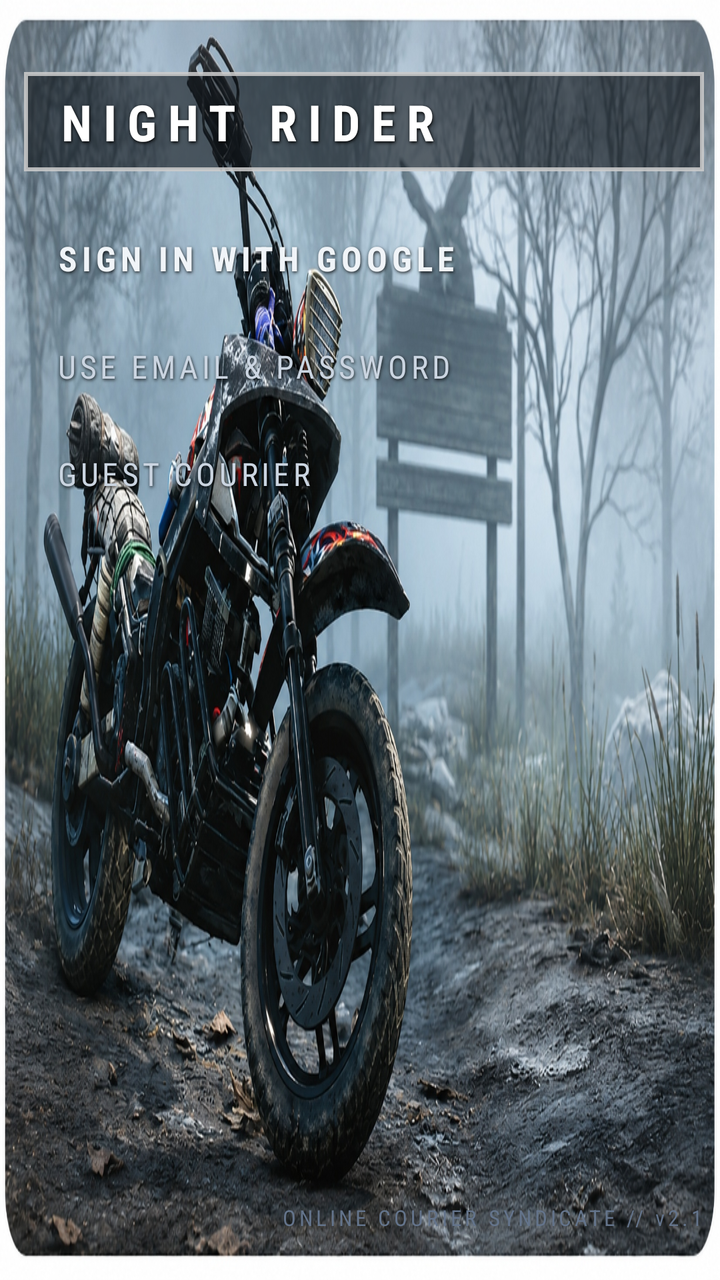
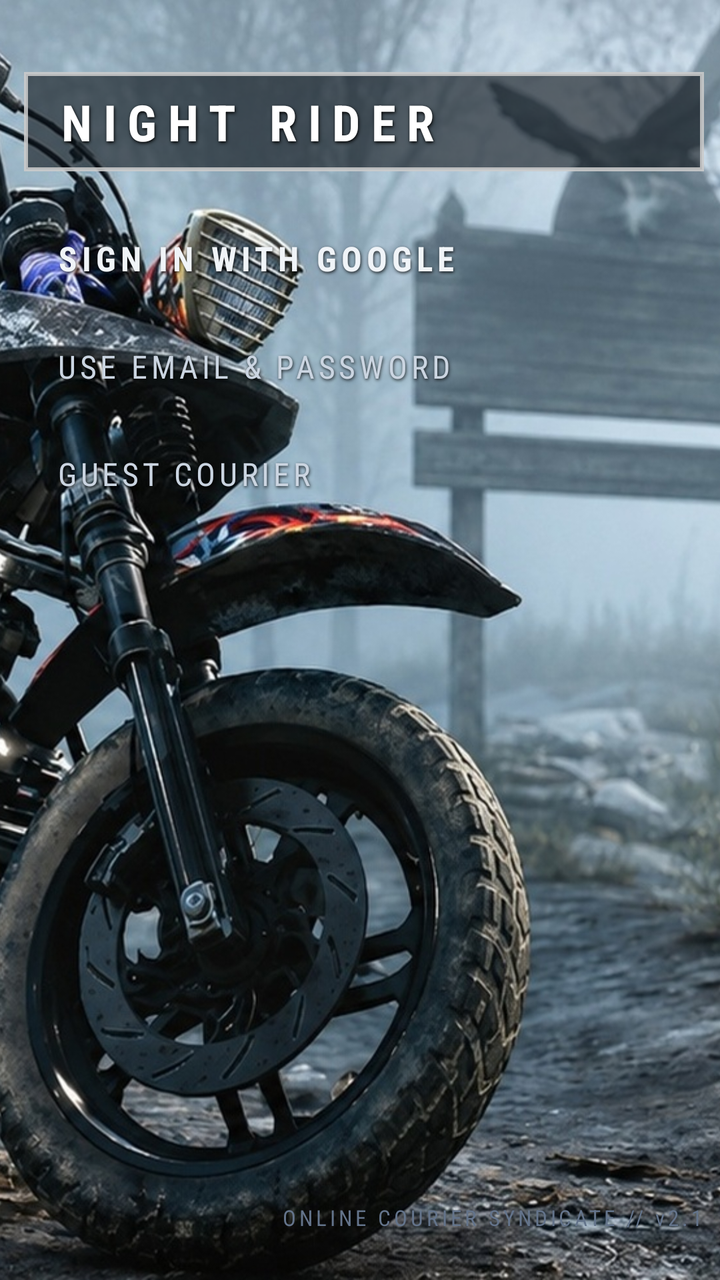

An Android layout rendered at two revisions. The XML below is the earlier revision; the diff shows what the commit changed to produce the second picture.
<!-- AndroidManifest.xml: application theme Theme.NightRider.FullScreen -->
<!-- res/layout/activity_auth.xml -->
<?xml version="1.0" encoding="utf-8"?>
<androidx.constraintlayout.widget.ConstraintLayout
    xmlns:android="http://schemas.android.com/apk/res/android"
    xmlns:app="http://schemas.android.com/apk/res-auto"
    android:layout_width="match_parent"
    android:layout_height="match_parent"
    android:background="#05080C"
    android:fitsSystemWindows="false">

    
    <ImageView
        android:id="@+id/iv_background"
        android:layout_width="match_parent"
        android:layout_height="match_parent"
        android:src="@drawable/bg_foggy_forest"
        android:scaleType="fitXY"
        android:fitsSystemWindows="false"
        android:contentDescription="Foggy Forest Motorcycle" />

    
    
    <LinearLayout
        android:id="@+id/layout_right_content"
        android:layout_width="440dp"
        android:layout_height="wrap_content"
        android:orientation="vertical"
        android:gravity="start"
        android:background="@null"
        android:padding="0dp"
        android:visibility="gone"
        android:layout_marginStart="32dp"
        app:layout_constraintTop_toTopOf="parent"
        app:layout_constraintBottom_toBottomOf="parent"
        app:layout_constraintStart_toStartOf="parent">

        <TextView
            android:id="@+id/tv_right_hint"
            android:layout_width="match_parent"
            android:layout_height="wrap_content"
            android:text="Enter call-sign for new registration, email and password"
            android:textColor="#CBD5E1"
            android:textSize="13sp"
            android:fontFamily="sans-serif-condensed"
            android:gravity="start"
            android:shadowColor="#CC000000"
            android:shadowDx="1"
            android:shadowDy="2"
            android:shadowRadius="4" />

        
        <EditText
            android:id="@+id/et_name"
            android:layout_width="match_parent"
            android:layout_height="44dp"
            android:hint="Courier Name / Call-Sign (Required for Register)"
            android:textColorHint="#94A3B8"
            android:textColor="#FFFFFF"
            android:textSize="14sp"
            android:inputType="textPersonName|textCapWords"
            android:background="#33000000"
            android:paddingHorizontal="14dp"
            android:layout_marginTop="16dp" />

        
        <EditText
            android:id="@+id/et_email"
            android:layout_width="match_parent"
            android:layout_height="44dp"
            android:hint="Email Address"
            android:textColorHint="#94A3B8"
            android:textColor="#FFFFFF"
            android:textSize="14sp"
            android:inputType="textEmailAddress"
            android:background="#33000000"
            android:paddingHorizontal="14dp"
            android:layout_marginTop="10dp" />

        
        <EditText
            android:id="@+id/et_password"
            android:layout_width="match_parent"
            android:layout_height="44dp"
            android:hint="Password (min 6 characters)"
            android:textColorHint="#94A3B8"
            android:textColor="#FFFFFF"
            android:textSize="14sp"
            android:inputType="textPassword"
            android:background="#33000000"
            android:paddingHorizontal="14dp"
            android:layout_marginTop="10dp" />

        
        <LinearLayout
            android:layout_width="match_parent"
            android:layout_height="wrap_content"
            android:orientation="horizontal"
            android:layout_marginTop="18dp">

            <TextView
                android:id="@+id/btn_email_sign_in"
                android:layout_width="0dp"
                android:layout_height="44dp"
                android:layout_weight="1"
                android:text="SIGN IN"
                android:textColor="#FFFFFF"
                android:textSize="14sp"
                android:textStyle="bold"
                android:fontFamily="sans-serif-condensed"
                android:letterSpacing="0.12"
                android:gravity="center"
                android:background="@drawable/bg_days_gone_item"
                android:layout_marginEnd="6dp" />

            <TextView
                android:id="@+id/btn_email_sign_up"
                android:layout_width="0dp"
                android:layout_height="44dp"
                android:layout_weight="1"
                android:text="REGISTER"
                android:textColor="#FFFFFF"
                android:textSize="14sp"
                android:textStyle="bold"
                android:fontFamily="sans-serif-condensed"
                android:letterSpacing="0.12"
                android:gravity="center"
                android:background="@drawable/bg_days_gone_item"
                android:layout_marginStart="6dp" />
        </LinearLayout>

        <LinearLayout
            android:layout_width="match_parent"
            android:layout_height="wrap_content"
            android:orientation="horizontal"
            android:gravity="center_vertical"
            android:layout_marginTop="12dp">

            <TextView
                android:id="@+id/btn_forgot_password"
                android:layout_width="wrap_content"
                android:layout_height="wrap_content"
                android:text="FORGOT PASSWORD?"
                android:textColor="#38BDF8"
                android:textSize="12.5sp"
                android:textStyle="bold"
                android:fontFamily="sans-serif-condensed"
                android:letterSpacing="0.12"
                android:paddingVertical="6dp" />

            <View
                android:layout_width="0dp"
                android:layout_height="1dp"
                android:layout_weight="1" />

            <TextView
                android:id="@+id/btn_content_close"
                android:layout_width="wrap_content"
                android:layout_height="wrap_content"
                android:text="CLOSE  [X]"
                android:textColor="#94A3B8"
                android:textSize="13sp"
                android:fontFamily="sans-serif-condensed"
                android:letterSpacing="0.14"
                android:paddingVertical="6dp" />
        </LinearLayout>

    </LinearLayout>

    
    
    <LinearLayout
        android:id="@+id/layout_right_nav"
        android:layout_width="340dp"
        android:layout_height="wrap_content"
        android:orientation="vertical"
        android:gravity="start"
        android:layout_marginEnd="8dp"
        android:layout_marginTop="36dp"
        app:layout_constraintTop_toTopOf="parent"
        app:layout_constraintEnd_toEndOf="parent">

        
        <LinearLayout
            android:id="@+id/layout_title_box"
            android:layout_width="match_parent"
            android:layout_height="wrap_content"
            android:orientation="horizontal"
            android:gravity="start|center_vertical"
            android:background="@drawable/bg_days_gone_box"
            android:paddingHorizontal="16dp"
            android:paddingVertical="8dp">

            <TextView
                android:id="@+id/tv_title_main"
                android:layout_width="wrap_content"
                android:layout_height="wrap_content"
                android:text="NIGHT RIDER"
                android:textColor="#FFFFFF"
                android:textSize="25sp"
                android:textStyle="bold"
                android:fontFamily="sans-serif-condensed"
                android:letterSpacing="0.22"
                android:gravity="start"
                android:shadowColor="#000000"
                android:shadowDx="1"
                android:shadowDy="2"
                android:shadowRadius="4" />

        </LinearLayout>

        
        <LinearLayout
            android:id="@+id/layout_menu_buttons"
            android:layout_width="match_parent"
            android:layout_height="wrap_content"
            android:orientation="vertical"
            android:gravity="start"
            android:layout_marginTop="20dp">

            
            <TextView
                android:id="@+id/btn_google_sign_in"
                android:layout_width="match_parent"
                android:layout_height="wrap_content"
                android:text="SIGN IN WITH GOOGLE"
                android:textColor="#F0F4F8"
                android:textSize="17sp"
                android:textStyle="bold"
                android:fontFamily="sans-serif-condensed"
                android:letterSpacing="0.14"
                android:gravity="start|center_vertical"
                android:paddingVertical="12dp"
                android:paddingHorizontal="16dp"
                android:background="@drawable/bg_days_gone_item"
                android:shadowColor="#CC000000"
                android:shadowDx="1"
                android:shadowDy="2"
                android:shadowRadius="4" />

            
            <TextView
                android:id="@+id/btn_toggle_email"
                android:layout_width="match_parent"
                android:layout_height="wrap_content"
                android:text="USE EMAIL &amp; PASSWORD"
                android:textColor="#CBD5E1"
                android:textSize="16sp"
                android:fontFamily="sans-serif-condensed"
                android:letterSpacing="0.12"
                android:gravity="start|center_vertical"
                android:paddingVertical="12dp"
                android:paddingHorizontal="16dp"
                android:background="@drawable/bg_days_gone_item"
                android:shadowColor="#CC000000"
                android:shadowDx="1"
                android:shadowDy="2"
                android:shadowRadius="4"
                android:layout_marginTop="8dp" />

            
            <TextView
                android:id="@+id/btn_guest"
                android:layout_width="match_parent"
                android:layout_height="wrap_content"
                android:text="GUEST COURIER"
                android:textColor="#CBD5E1"
                android:textSize="16sp"
                android:fontFamily="sans-serif-condensed"
                android:letterSpacing="0.12"
                android:gravity="start|center_vertical"
                android:paddingVertical="12dp"
                android:paddingHorizontal="16dp"
                android:background="@drawable/bg_days_gone_item"
                android:shadowColor="#CC000000"
                android:shadowDx="1"
                android:shadowDy="2"
                android:shadowRadius="4"
                android:layout_marginTop="8dp" />

            <ProgressBar
                android:id="@+id/progress_auth"
                android:layout_width="28dp"
                android:layout_height="28dp"
                android:indeterminateTint="#FFFFFF"
                android:visibility="gone"
                android:layout_gravity="start"
                android:layout_marginTop="16dp"
                android:layout_marginStart="16dp" />

        </LinearLayout>

    </LinearLayout>

    
    <TextView
        android:id="@+id/tv_footer_credits"
        android:layout_width="wrap_content"
        android:layout_height="wrap_content"
        android:text="ONLINE COURIER SYNDICATE // v2.1"
        android:textColor="#64748B"
        android:textSize="11sp"
        android:fontFamily="sans-serif-condensed"
        android:letterSpacing="0.15"
        android:layout_marginBottom="24dp"
        android:layout_marginEnd="8dp"
        app:layout_constraintBottom_toBottomOf="parent"
        app:layout_constraintEnd_toEndOf="parent" />

</androidx.constraintlayout.widget.ConstraintLayout>
<!-- resources referenced by this layout -->
<resources>
  <!-- drawable bg_days_gone_box (drawable) -->
  <?xml version="1.0" encoding="utf-8"?>
  <shape xmlns:android="http://schemas.android.com/apk/res/android"
      android:shape="rectangle">
      <solid android:color="#990B0F14" />
      <stroke
          android:width="2dp"
          android:color="#DDCCCCCC" />
      <padding
          android:left="16dp"
          android:top="8dp"
          android:right="16dp"
          android:bottom="8dp" />
  </shape>
  <!-- drawable bg_days_gone_item (drawable) -->
  <?xml version="1.0" encoding="utf-8"?>
  <selector xmlns:android="http://schemas.android.com/apk/res/android">
      <item android:state_pressed="true">
          <shape android:shape="rectangle">
              <solid android:color="#33FFFFFF" />
              <stroke android:width="1dp" android:color="#EEFFFFFF" />
          </shape>
      </item>
      <item>
          <shape android:shape="rectangle">
              <solid android:color="#00000000" />
          </shape>
      </item>
  </selector>
  <!-- drawable bg_foggy_forest: jpg bitmap (drawable, 773819 bytes) -->
  <style name="Theme.NightRider.FullScreen" parent="Theme.AppCompat.NoActionBar">
          <item name="android:windowNoTitle">true</item>
          <item name="android:windowActionBar">false</item>
          <item name="android:windowFullscreen">true</item>
          <item name="android:windowContentOverlay">@null</item>
          <item name="android:windowBackground">#05080C</item>
          <item name="android:windowLayoutInDisplayCutoutMode">shortEdges</item>
          <item name="android:windowTranslucentStatus">true</item>
          <item name="android:windowTranslucentNavigation">true</item>
          <item name="android:navigationBarColor">@android:color/transparent</item>
          <item name="android:statusBarColor">@android:color/transparent</item>
          <item name="android:windowDrawsSystemBarBackgrounds">true</item>
          <item name="android:fitsSystemWindows">false</item>
          <item name="android:windowAnimationStyle">@style/NightRiderActivityAnimation</item>
      </style>
  <style name="NightRiderActivityAnimation" parent="@android:style/Animation.Activity">
          <item name="android:activityOpenEnterAnimation">@android:anim/fade_in</item>
          <item name="android:activityOpenExitAnimation">@android:anim/fade_out</item>
          <item name="android:activityCloseEnterAnimation">@android:anim/fade_in</item>
          <item name="android:activityCloseExitAnimation">@android:anim/fade_out</item>
      </style>
</resources>

<!-- the commit's change to res/layout/activity_auth.xml (unified diff, before → after) -->
@@ -13,7 +13,7 @@
         android:layout_width="match_parent"
         android:layout_height="match_parent"
         android:src="@drawable/bg_foggy_forest"
-        android:scaleType="fitXY"
+        android:scaleType="centerCrop"
         android:fitsSystemWindows="false"
         android:contentDescription="Foggy Forest Motorcycle" />
 
<!-- resource entries referenced after the edit -->
@@ -29,7 +29,7 @@
           </shape>
       </item>
   </selector>
-  <!-- drawable bg_foggy_forest: jpg bitmap (drawable, 773819 bytes) -->
+  <!-- drawable bg_foggy_forest: jpg bitmap (drawable, 526689 bytes) -->
   <style name="Theme.NightRider.FullScreen" parent="Theme.AppCompat.NoActionBar">
           <item name="android:windowNoTitle">true</item>
           <item name="android:windowActionBar">false</item>
